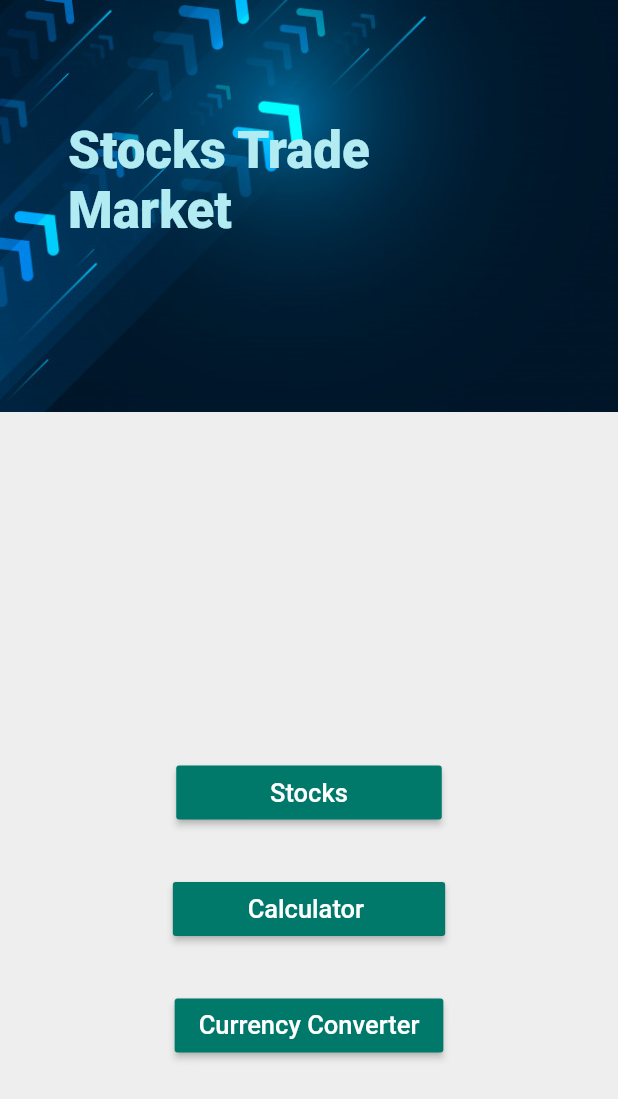
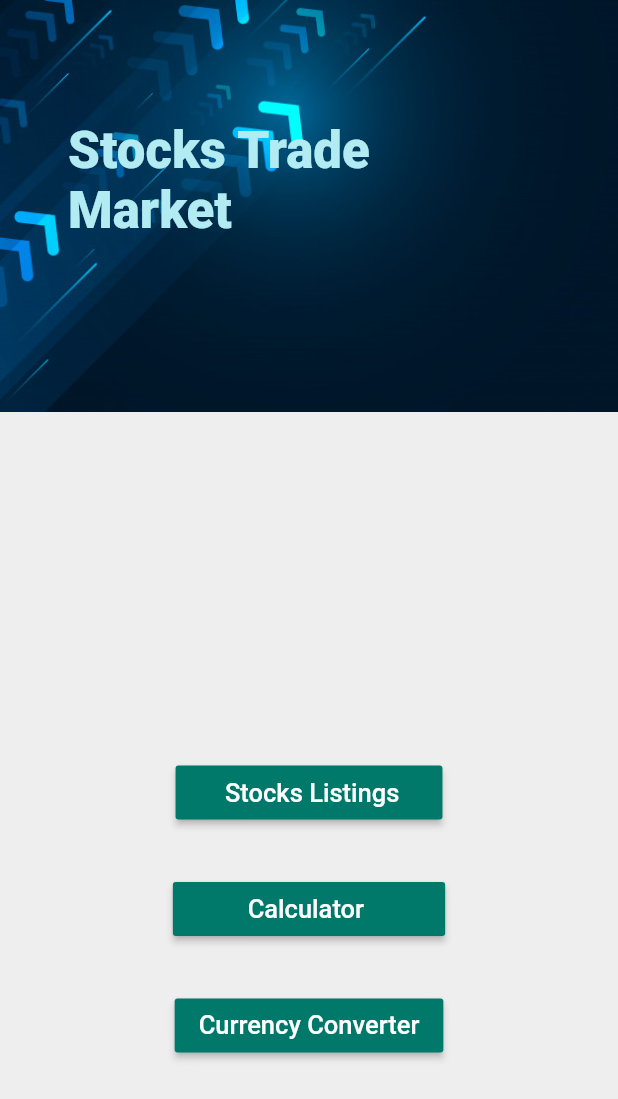
Before and after one commit to Ln8plus/stocks_tracker, a Flutter app: the screen it shows after launch, on a phone screen of 412 x 824 dp. Shown: the top 1099 px of the screen. Run offline on Flutter 3.47's test engine with Material 2 defaults, Android fonts, the phone set to English and light mode, and no system bars; our stand-ins replace firebase_auth, firebase_core, sqflite; accounts and stored records are empty.

Commit message:
Renamed button

```diff
--- a/lib/homeScreen.dart
+++ b/lib/homeScreen.dart
@@ -36,7 +36,7 @@ class HomeScreen extends StatelessWidget {
 
             //Icon(Icons.search),
             child: Text(
-              "           Stocks           ",
+              "    Stocks Listings   ",
               style: TextStyle(
                 fontSize: 17,
               ),
```
